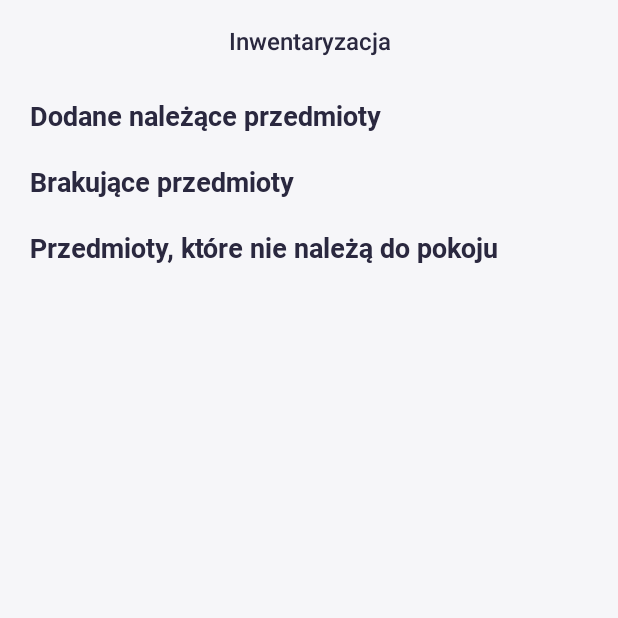
After one commit to FunnyCPP/SunShine-android, an Android app built with Jetpack Compose: the composable StocktakingDetailsScreen called with empty values, on a phone screen of 412 x 824 dp, the top half of it. The commit adds this screen. Run offline under Robolectric (Android 15) with nearby library versions, the phone set to English and light mode, and no system bars; our stand-ins replace Dagger/Hilt's generated code.

Commit message:
Added remaining logic for stocktaking, register and bootstrap

```diff
--- a/app/src/main/java/com/kiienkoromaniuk/sunshineandroid/data/repository/MainRepository.kt
+++ b/app/src/main/java/com/kiienkoromaniuk/sunshineandroid/data/repository/MainRepository.kt
@@ -41,4 +41,8 @@ class MainRepository @Inject constructor(
     suspend fun getStocktakingById(id: Long) = emitResponse {
         modelClient.getStocktakingById(id)
     }
+
+    suspend fun getBootstrap() = emitResponse {
+        modelClient.getBootstrap()
+    }
 }
--- a/app/src/main/java/com/kiienkoromaniuk/sunshineandroid/source/remote/client/ModelClient.kt
+++ b/app/src/main/java/com/kiienkoromaniuk/sunshineandroid/source/remote/client/ModelClient.kt
@@ -2,6 +2,7 @@ package com.kiienkoromaniuk.sunshineandroid.source.remote.client
 
 import com.kiienkoromaniuk.sunshineandroid.data.model.*
 import com.kiienkoromaniuk.sunshineandroid.data.request.StocktakingRequest
+import com.kiienkoromaniuk.sunshineandroid.data.response.BootstrapResponse
 import com.kiienkoromaniuk.sunshineandroid.data.response.ItemsResponse
 import retrofit2.Response
 import retrofit2.http.Body
@@ -34,4 +35,7 @@ interface ModelClient {
 
     @GET("/api/v1/items")
     suspend fun getItemsByHouseAndRoom(@Query("house") house: String, @Query("room") room: String): Response<ItemsResponse>
+
+    @GET("/api/v1/items/bootstrap")
+    suspend fun getBootstrap(): Response<BootstrapResponse>
 }
--- a/app/src/main/java/com/kiienkoromaniuk/sunshineandroid/source/remote/client/NoAuthModelClient.kt
+++ b/app/src/main/java/com/kiienkoromaniuk/sunshineandroid/source/remote/client/NoAuthModelClient.kt
@@ -2,6 +2,7 @@ package com.kiienkoromaniuk.sunshineandroid.source.remote.client
 
 import com.kiienkoromaniuk.sunshineandroid.data.model.LoginRequest
 import com.kiienkoromaniuk.sunshineandroid.data.model.RefreshTokenResponse
+import com.kiienkoromaniuk.sunshineandroid.data.request.RegisterRequest
 import retrofit2.Response
 import retrofit2.http.Body
 import retrofit2.http.POST
@@ -9,7 +10,7 @@ import retrofit2.http.POST
 interface NoAuthModelClient {
 
     @POST("/api/v1/auth/register")
-    suspend fun register(): Response<Unit>
+    suspend fun register(@Body registerRequest: RegisterRequest): Response<RefreshTokenResponse>
 
     @POST("/api/v1/auth/authenticate")
     suspend fun login(
--- a/app/src/main/java/com/kiienkoromaniuk/sunshineandroid/ui/mainscreen/composable/HeaderSection.kt
+++ b/app/src/main/java/com/kiienkoromaniuk/sunshineandroid/ui/mainscreen/composable/HeaderSection.kt
@@ -19,6 +19,8 @@ private const val DIVIDER = "/"
 
 @Composable
 fun HeaderSection(
+    itemsCount: Long,
+    stocktakingCount: Long,
     onInventoryClick: () -> Unit,
     modifier: Modifier = Modifier,
 ) {
@@ -35,10 +37,10 @@ fun HeaderSection(
                 modifier = Modifier.fillMaxWidth(),
             ) {
                 H1Text(
-                    text = "10 inw.",
+                    text = "${stocktakingCount} inw.",
                 )
                 CopyText(
-                    text = DIVIDER + "100 przedm.",
+                    text = DIVIDER + "${itemsCount} przedm.",
                     color = BrandTheme.colors.N500,
                     fontSize = BrandTheme.typography.h1.fontSize,
                 )
--- /dev/null
+++ b/app/src/main/java/com/kiienkoromaniuk/sunshineandroid/ui/stocktakingdetails/composable/StocktakingDetailsScreen.kt
@@ -0,0 +1,204 @@
+package com.kiienkoromaniuk.sunshineandroid.ui.stocktakingdetails.composable
+
+import androidx.compose.foundation.ExperimentalFoundationApi
+import androidx.compose.foundation.background
+import androidx.compose.foundation.layout.Column
+import androidx.compose.foundation.layout.Row
+import androidx.compose.foundation.layout.fillMaxWidth
+import androidx.compose.foundation.layout.padding
+import androidx.compose.foundation.lazy.LazyColumn
+import androidx.compose.foundation.lazy.LazyRow
+import androidx.compose.foundation.lazy.items
+import androidx.compose.material.Scaffold
+import androidx.compose.material.Surface
+import androidx.compose.material.TopAppBar
+import androidx.compose.runtime.Composable
+import androidx.compose.runtime.LaunchedEffect
+import androidx.compose.runtime.collectAsState
+import androidx.compose.runtime.getValue
+import androidx.compose.ui.Modifier
+import androidx.compose.ui.text.style.TextAlign
+import androidx.compose.ui.unit.sp
+import androidx.hilt.navigation.compose.hiltViewModel
+import androidx.navigation.NavController
+import com.kiienkoromaniuk.sunshineandroid.data.State
+import com.kiienkoromaniuk.sunshineandroid.ui.mainscreen.composable.Item
+import com.kiienkoromaniuk.sunshineandroid.ui.stocktakingdetails.viewmodel.StocktakingDetailsViewModel
+import com.kiienkoromaniuk.sunshineandroid.view.extensions.bottomShadow
+import com.kiienkoromaniuk.sunshineandroid.view.text.CopyText
+import com.kiienkoromaniuk.sunshineandroid.view.text.H1Text
+import com.kiienkoromaniuk.sunshineandroid.view.text.H2Text
+import com.kiienkoromaniuk.sunshineandroid.view.text.HeaderText
+import com.kiienkoromaniuk.sunshineandroid.view.theme.BrandTheme
+
+@ExperimentalFoundationApi
+@Composable
+fun StocktakingDetailsScreen(
+    navController: NavController,
+    stocktakingId: Long,
+    stocktakingDetailsViewModel: StocktakingDetailsViewModel =  hiltViewModel(),
+) {
+    LaunchedEffect(key1 = true, block = {
+        stocktakingDetailsViewModel.getStocktaking(stocktakingId)
+    })
+    val stocktakingResponse by stocktakingDetailsViewModel.stocktaking.collectAsState(initial = null)
+    Scaffold(
+        backgroundColor = BrandTheme.colors.N100,
+        topBar = {
+            TopAppBar(
+                title = {
+                    HeaderText(
+                        text = "Inwentaryzacja",
+                        textAlign = TextAlign.Center,
+                        fontSize = 16.sp,
+                        modifier = Modifier.fillMaxWidth(),
+                    )
+                },
+                elevation = BrandTheme.dimensions.none,
+                backgroundColor = BrandTheme.colors.N100,
+                modifier = Modifier
+                    .background(BrandTheme.colors.N100)
+                    .padding(end = BrandTheme.dimensions.normal),
+            )
+        },
+    ) { paddingValues ->
+        LazyColumn(
+            content = {
+                item {
+                    Surface(
+                        elevation = BrandTheme.dimensions.verySmall,
+                        color = BrandTheme.colors.N100,
+                        modifier = Modifier.bottomShadow(),
+                    ) {
+                        when(val stocktaking =  stocktakingResponse){
+                            is State.Error -> {
+
+                            }
+                            is State.Progress -> {
+
+                            }
+                            is State.Success -> {
+                                Column(
+                                    modifier = Modifier
+                                        .padding(BrandTheme.dimensions.extraLarge),
+                                ) {
+                                    Row(
+                                        modifier = Modifier.fillMaxWidth(),
+                                    ) {
+                                        H1Text(
+                                            text = "Pokój: ${stocktaking.response?.room}",
+                                        )
+                                        CopyText(
+                                            text = " Budynek: ${stocktaking.response?.house}",
+                                            color = BrandTheme.colors.N500,
+                                            fontSize = BrandTheme.typography.h1.fontSize,
+                                        )
+                                    }
+                                }
+                            }
+                            null -> {
+
+                            }
+                        }
+                    }
+                }
+                item {
+                    H2Text(
+                        text = "Dodane należące przedmioty",
+                        modifier = Modifier.padding(
+                            horizontal = BrandTheme.dimensions.extraLarge,
+                            vertical = BrandTheme.dimensions.normal
+                        ),
+                    )
+                }
+                item {
+                    LazyRow(content = {
+                        when(val stocktaking =  stocktakingResponse){
+                            is State.Error -> {
+
+                            }
+                            is State.Progress -> {
+
+                            }
+                            is State.Success -> {
+                                items(stocktaking.response?.requiredItems.orEmpty()) { item ->
+                                    Item(
+                                        item = item,
+                                        onClick = { navController.navigate("itemdetails?id=${item.id}") },
+                                    )
+                                }
+                            }
+                            null -> {
+
+                            }
+                        }
+                    })
+                }
+                item {
+                    H2Text(
+                        text = "Brakujące przedmioty",
+                        modifier = Modifier.padding(
+                            horizontal = BrandTheme.dimensions.extraLarge,
+                            vertical = BrandTheme.dimensions.normal
+                        ),
+                    )
+                }
+                item {
+                    LazyRow(content = {
+                        when(val stocktaking =  stocktakingResponse){
+                            is State.Error -> {
+
+                            }
+                            is State.Progress -> {
+
+                            }
+                            is State.Success -> {
+                                items(stocktaking.response?.missingItems.orEmpty()) { item ->
+                                     Item(
+                                        item = item,
+                                        onClick = { navController.navigate("itemdetails?id=${item.id}") },
+                                    )
+                                }
+                            }
+                            null -> {
+
+                            }
+                        }
+                    })
+                }
+                item {
+                    H2Text(
+                        text = "Przedmioty, które nie należą do pokoju",
+                        modifier = Modifier.padding(
+                            horizontal = BrandTheme.dimensions.extraLarge,
+                            vertical = BrandTheme.dimensions.normal
+                        ),
+                    )
+                }
+                item {
+                    LazyRow(content = {
+                        when(val stocktaking =  stocktakingResponse){
+                            is State.Error -> {
+
+                            }
+                            is State.Progress -> {
+
+                            }
+                            is State.Success -> {
+                                items(stocktaking.response?.additionalItems.orEmpty()) { item ->
+                                    Item(
+                                        item = item,
+                                        onClick = { navController.navigate("itemdetails?id=${item.id}") },
+                                    )
+                                }
+                            }
+                            null -> {
+
+                            }
+                        }
+                    })
+                }
+            },
+        )
+    }
+}
--- /dev/null
+++ b/app/src/main/java/com/kiienkoromaniuk/sunshineandroid/ui/stocktakingdetails/viewmodel/StocktakingDetailsViewModel.kt
@@ -0,0 +1,31 @@
+package com.kiienkoromaniuk.sunshineandroid.ui.stocktakingdetails.viewmodel
+
+import androidx.lifecycle.ViewModel
+import androidx.lifecycle.viewModelScope
+import com.kiienkoromaniuk.sunshineandroid.data.State
+import com.kiienkoromaniuk.sunshineandroid.data.model.Stocktaking
+import com.kiienkoromaniuk.sunshineandroid.data.repository.MainRepository
+import com.kiienkoromaniuk.sunshineandroid.view.extensions.SingleSharedFlow
+import dagger.hilt.android.lifecycle.HiltViewModel
+import kotlinx.coroutines.flow.Flow
+import kotlinx.coroutines.flow.MutableSharedFlow
+import kotlinx.coroutines.flow.flatMapLatest
+import kotlinx.coroutines.launch
+import javax.inject.Inject
+
+@HiltViewModel
+class StocktakingDetailsViewModel @Inject constructor(
+    private val mainRepository: MainRepository
+): ViewModel() {
+
+    private val _stocktakingRequest: MutableSharedFlow<Long> = SingleSharedFlow()
+    val stocktaking: Flow<State<Stocktaking>> = _stocktakingRequest.flatMapLatest { request ->
+        mainRepository.getStocktakingById(request)
+    }
+
+    fun getStocktaking(id: Long) {
+        viewModelScope.launch {
+            _stocktakingRequest.emit(id)
+        }
+    }
+}
--- a/app/src/main/java/com/kiienkoromaniuk/sunshineandroid/ui/stocktakinglisting/composable/StocktakingListingScreen.kt
+++ b/app/src/main/java/com/kiienkoromaniuk/sunshineandroid/ui/stocktakinglisting/composable/StocktakingListingScreen.kt
@@ -137,7 +137,8 @@ fun StocktakingListingScreen(
                     is State.Success -> {
                         items(stocktakingResponse.response.orEmpty()) {
                             StocktakingItem(
-                                onClick = { navController.navigate("itemdetails") },
+                                stocktaking = it,
+                                onClick = { navController.navigate("stocktakingdetails?id=${it.id}") },
                             )
                         }
                     }
```
Also changed, not shown: app/src/main/java/com/kiienkoromaniuk/sunshineandroid/MainActivity.kt (+14 -0 lines), app/src/main/java/com/kiienkoromaniuk/sunshineandroid/data/repository/AuthRepository.kt (+14 -2 lines), app/src/main/java/com/kiienkoromaniuk/sunshineandroid/data/request/RegisterRequest.kt (added, +9 -0 lines), app/src/main/java/com/kiienkoromaniuk/sunshineandroid/data/response/BootstrapResponse.kt (added, +10 -0 lines), app/src/main/java/com/kiienkoromaniuk/sunshineandroid/ui/login/composable/LoginScreen.kt (+39 -2 lines), app/src/main/java/com/kiienkoromaniuk/sunshineandroid/ui/login/viewmodel/LoginViewModel.kt (+11 -0 lines), app/src/main/java/com/kiienkoromaniuk/sunshineandroid/ui/mainscreen/composable/MainScreen.kt (+15 -1 lines), app/src/main/java/com/kiienkoromaniuk/sunshineandroid/ui/mainscreen/viewmodel/MainScreenViewModel.kt (+12 -0 lines), app/src/main/java/com/kiienkoromaniuk/sunshineandroid/ui/stocktakinglisting/composable/StocktakingItem.kt (+5 -3 lines).
